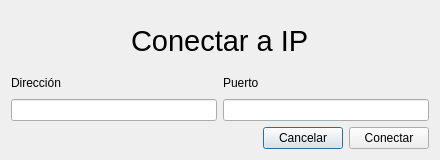
This is dialogconectarudp.ui in GabiAndi/Microcontroladores_2020_Autito_UI as Qt 5 draws it before an edit. The edited form follows.
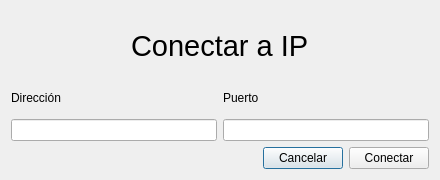
This is the edited form.

What changed in the file:
```diff
--- a/dialogconectarudp.ui
+++ b/dialogconectarudp.ui
@@ -10,19 +10,19 @@
     <x>0</x>
     <y>0</y>
     <width>440</width>
-    <height>160</height>
+    <height>180</height>
    </rect>
   </property>
   <property name="minimumSize">
    <size>
     <width>440</width>
-    <height>160</height>
+    <height>180</height>
    </size>
   </property>
   <property name="maximumSize">
    <size>
     <width>440</width>
-    <height>160</height>
+    <height>180</height>
    </size>
   </property>
   <property name="windowTitle">
```
Left out of the diff: 2 changed lines with no effect on the pictures.
